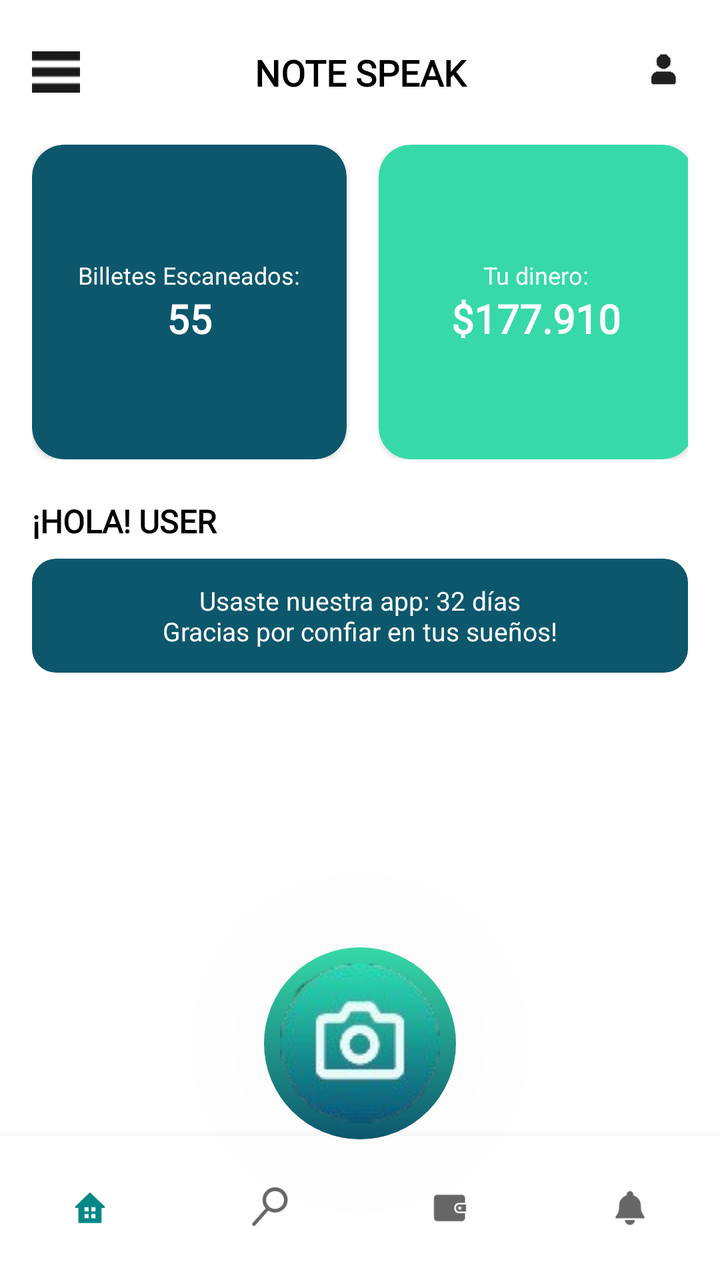
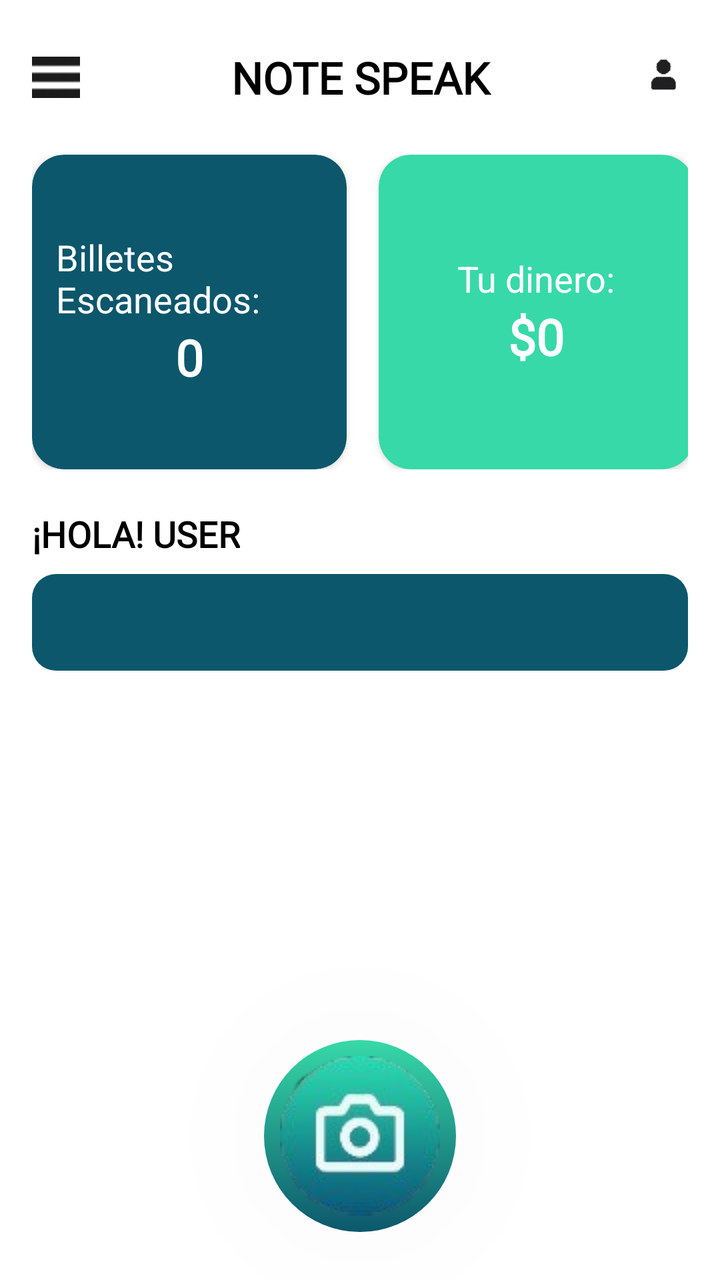

Before-and-after screenshots of an Android layout around one commit, followed by the original layout XML and the change that was made.
<!-- AndroidManifest.xml: activity theme Theme.NOTESPK.Home -->
<!-- res/layout/activity_home.xml -->
<?xml version="1.0" encoding="utf-8"?>
<androidx.constraintlayout.widget.ConstraintLayout
    xmlns:android="http://schemas.android.com/apk/res/android"
    xmlns:app="http://schemas.android.com/apk/res-auto"
    android:id="@+id/rootLayout"
    android:layout_width="match_parent"
    android:layout_height="match_parent"
    android:background="@color/white">

    
    <ScrollView
        android:id="@+id/scrollContent"
        android:layout_width="0dp"
        android:layout_height="0dp"
        android:paddingStart="16dp"
        android:paddingEnd="16dp"
        android:paddingTop="16dp"
        android:paddingBottom="140dp"
        app:layout_constraintTop_toTopOf="parent"
        app:layout_constraintStart_toStartOf="parent"
        app:layout_constraintEnd_toEndOf="parent"
        app:layout_constraintBottom_toTopOf="@id/bottomNavigationView">

        <LinearLayout
            android:layout_width="match_parent"
            android:layout_height="wrap_content"
            android:orientation="vertical">

            
            <LinearLayout
                android:layout_width="match_parent"
                android:layout_height="wrap_content"
                android:orientation="horizontal"
                android:gravity="center_vertical"
                android:paddingVertical="8dp">

                <ImageView
                    android:id="@+id/btnMenu"
                    android:layout_width="24dp"
                    android:layout_height="24dp"
                    android:src="@drawable/ic_menu"
                    android:contentDescription="Menú" />

                <TextView
                    android:layout_width="0dp"
                    android:layout_height="wrap_content"
                    android:layout_weight="1"
                    android:gravity="center"
                    android:text="NOTE SPEAK"
                    android:textStyle="bold"
                    android:textSize="18sp"
                    android:fontFamily="@font/bungee_regular"
                    android:textColor="@color/black" />

                <ImageView
                    android:id="@+id/btnPerfil"
                    android:layout_width="24dp"
                    android:layout_height="24dp"
                    android:src="@drawable/ic_user"
                    android:contentDescription="Perfil" />
            </LinearLayout>

            
            <androidx.constraintlayout.widget.ConstraintLayout
                android:layout_width="match_parent"
                android:layout_height="wrap_content"
                android:layout_marginTop="16dp">

                <com.google.android.material.card.MaterialCardView
                    android:id="@+id/cardBilletes"
                    android:layout_width="0dp"
                    android:layout_height="0dp"
                    app:cardCornerRadius="16dp"
                    app:cardBackgroundColor="#0C576C"
                    app:cardElevation="2dp"
                    app:layout_constraintStart_toStartOf="parent"
                    app:layout_constraintEnd_toStartOf="@+id/cardDinero"
                    app:layout_constraintTop_toTopOf="parent"
                    app:layout_constraintWidth_percent="0.48"
                    app:layout_constraintDimensionRatio="1:1"
                    android:layout_marginEnd="8dp">

                    <LinearLayout
                        android:layout_width="match_parent"
                        android:layout_height="match_parent"
                        android:gravity="center"
                        android:orientation="vertical"
                        android:padding="12dp">

                        <TextView
                            android:layout_width="wrap_content"
                            android:layout_height="wrap_content"
                            android:text="Billetes Escaneados:"
                            android:textColor="@android:color/white"
                            android:textSize="12sp" />

                        <TextView
                            android:id="@+id/tvBilletes"
                            android:layout_width="wrap_content"
                            android:layout_height="wrap_content"
                            android:fontFamily="@font/bungee_regular"
                            android:text="55"
                            android:textColor="@android:color/white"
                            android:textSize="20sp"
                            android:textStyle="bold" />
                    </LinearLayout>
                </com.google.android.material.card.MaterialCardView>

                <com.google.android.material.card.MaterialCardView
                    android:id="@+id/cardDinero"
                    android:layout_width="0dp"
                    android:layout_height="0dp"
                    app:cardCornerRadius="16dp"
                    app:cardBackgroundColor="#37D9A8"
                    app:cardElevation="2dp"
                    app:layout_constraintStart_toEndOf="@id/cardBilletes"
                    app:layout_constraintEnd_toEndOf="parent"
                    app:layout_constraintTop_toTopOf="parent"
                    app:layout_constraintWidth_percent="0.48"
                    app:layout_constraintDimensionRatio="1:1"
                    android:layout_marginStart="8dp">

                    <LinearLayout
                        android:layout_width="match_parent"
                        android:layout_height="match_parent"
                        android:orientation="vertical"
                        android:gravity="center"
                        android:padding="12dp">

                        <TextView
                            android:layout_width="wrap_content"
                            android:layout_height="wrap_content"
                            android:text="Tu dinero:"
                            android:textColor="@android:color/white"
                            android:textSize="12sp" />

                        <TextView
                            android:id="@+id/tvDinero"
                            android:layout_width="wrap_content"
                            android:layout_height="wrap_content"
                            android:text="$177.910"
                            android:textStyle="bold"
                            android:textColor="@android:color/white"
                            android:fontFamily="@font/bungee_regular"
                            android:textSize="20sp" />
                    </LinearLayout>
                </com.google.android.material.card.MaterialCardView>

            </androidx.constraintlayout.widget.ConstraintLayout>

            
            <TextView
                android:id="@+id/tvSaludo"
                android:layout_width="wrap_content"
                android:layout_height="wrap_content"
                android:text="¡HOLA! USER"
                android:textStyle="bold"
                android:textColor="@color/black"
                android:textSize="16sp"
                android:layout_marginTop="20dp"
                android:fontFamily="@font/bungee_regular"
                android:layout_gravity="start" />

            
            <TextView
                android:id="@+id/tvDias"
                android:layout_width="match_parent"
                android:layout_height="wrap_content"
                android:layout_marginTop="8dp"
                android:gravity="center"
                android:padding="12dp"
                android:background="@drawable/bg_rounded_msg"
                android:text="Usaste nuestra app: 32 días\nGracias por confiar en tus sueños!"
                android:textColor="@android:color/white"
                android:textSize="13sp"
                android:layout_marginBottom="24dp" />

            

        </LinearLayout>
    </ScrollView>

    
    <ImageButton
        android:id="@+id/btnScan"
        android:layout_width="96dp"
        android:layout_height="96dp"
        android:src="@drawable/ic_camera"
        android:background="@drawable/camera_button_bg"
        android:contentDescription="Escanear"
        android:scaleType="centerInside"
        app:layout_constraintBottom_toTopOf="@id/bottomNavigationView"
        app:layout_constraintStart_toStartOf="parent"
        app:layout_constraintEnd_toEndOf="parent"
        android:layout_marginBottom="-2dp"
        android:elevation="200dp" />

    
    <com.google.android.material.bottomnavigation.BottomNavigationView
        android:id="@+id/bottomNavigationView"
        android:layout_width="0dp"
        android:layout_height="72dp"
        android:background="@color/white"
        app:itemIconSize="32dp"
        app:labelVisibilityMode="unlabeled"
        app:itemRippleColor="@color/teal_200"
        app:menu="@menu/bottom_nav_menu"
        app:layout_constraintBottom_toBottomOf="parent"
        app:layout_constraintStart_toStartOf="parent"
        app:layout_constraintEnd_toEndOf="parent"/>

</androidx.constraintlayout.widget.ConstraintLayout>
<!-- resources referenced by this layout -->
<resources>
  <color name="black">#FF000000</color>
  <color name="teal_200">#FF03DAC5</color>
  <color name="white">#FFFFFFFF</color>
  <!-- drawable bg_rounded_msg (drawable) -->
  <shape xmlns:android="http://schemas.android.com/apk/res/android"
      android:shape="rectangle">
      <solid android:color="#0C576C"/>
      <corners android:radius="12dp"/>
      <padding android:left="12dp" android:top="12dp" android:right="12dp" android:bottom="12dp"/>
  </shape>
  <!-- drawable camera_button_bg (drawable) -->
  <shape xmlns:android="http://schemas.android.com/apk/res/android"
      android:shape="oval">
  
      <gradient
          android:startColor="#37D9A8"
          android:endColor="#0C576C"
          android:angle="270" />
  
      <size android:width="100dp" android:height="100dp"/>
  </shape>
  <!-- drawable ic_camera: png bitmap (drawable, 12977 bytes) -->
  <!-- drawable ic_menu: png bitmap (drawable, 489 bytes) -->
  <!-- drawable ic_user: png bitmap (drawable, 2395 bytes) -->
  <style name="Theme.NOTESPK.Home" parent="Theme.NOTESPK">
          <item name="android:statusBarColor">@color/teal_700</item>
          <item name="android:navigationBarColor">@color/white</item>
      </style>
  <style name="Theme.NOTESPK" parent="Theme.MaterialComponents.DayNight.NoActionBar">
          <item name="colorPrimary">@color/teal_700</item>
          <item name="colorPrimaryVariant">@color/teal_200</item>
          <item name="colorOnPrimary">@color/white</item>
          <item name="colorSecondary">@color/black</item>
      </style>
  <color name="teal_700">#FF018786</color>
</resources>

<!-- the commit's change to res/layout/activity_home.xml (unified diff, before → after) -->
@@ -19,7 +19,7 @@
         app:layout_constraintTop_toTopOf="parent"
         app:layout_constraintStart_toStartOf="parent"
         app:layout_constraintEnd_toEndOf="parent"
-        app:layout_constraintBottom_toTopOf="@id/bottomNavigationView">
+        app:layout_constraintBottom_toBottomOf="parent">
 
         <LinearLayout
             android:layout_width="match_parent"
@@ -48,7 +48,7 @@
                     android:gravity="center"
                     android:text="NOTE SPEAK"
                     android:textStyle="bold"
-                    android:textSize="18sp"
+                    android:textSize="22sp"
                     android:fontFamily="@font/bungee_regular"
                     android:textColor="@color/black" />
 
@@ -92,16 +92,16 @@
                             android:layout_height="wrap_content"
                             android:text="Billetes Escaneados:"
                             android:textColor="@android:color/white"
-                            android:textSize="12sp" />
+                            android:textSize="18sp" />
 
                         <TextView
                             android:id="@+id/tvBilletes"
                             android:layout_width="wrap_content"
                             android:layout_height="wrap_content"
                             android:fontFamily="@font/bungee_regular"
-                            android:text="55"
+                            android:text="0"
                             android:textColor="@android:color/white"
-                            android:textSize="20sp"
+                            android:textSize="25sp"
                             android:textStyle="bold" />
                     </LinearLayout>
                 </com.google.android.material.card.MaterialCardView>
@@ -132,17 +132,17 @@
                             android:layout_height="wrap_content"
                             android:text="Tu dinero:"
                             android:textColor="@android:color/white"
-                            android:textSize="12sp" />
+                            android:textSize="18sp" />
 
                         <TextView
                             android:id="@+id/tvDinero"
                             android:layout_width="wrap_content"
                             android:layout_height="wrap_content"
-                            android:text="$177.910"
+                            android:text="$0"
                             android:textStyle="bold"
                             android:textColor="@android:color/white"
                             android:fontFamily="@font/bungee_regular"
-                            android:textSize="20sp" />
+                            android:textSize="25sp" />
                     </LinearLayout>
                 </com.google.android.material.card.MaterialCardView>
 
@@ -156,7 +156,7 @@
                 android:text="¡HOLA! USER"
                 android:textStyle="bold"
                 android:textColor="@color/black"
-                android:textSize="16sp"
+                android:textSize="18sp"
                 android:layout_marginTop="20dp"
                 android:fontFamily="@font/bungee_regular"
                 android:layout_gravity="start" />
@@ -170,12 +170,9 @@
                 android:gravity="center"
                 android:padding="12dp"
                 android:background="@drawable/bg_rounded_msg"
-                android:text="Usaste nuestra app: 32 días\nGracias por confiar en tus sueños!"
                 android:textColor="@android:color/white"
-                android:textSize="13sp"
+                android:textSize="18sp"
                 android:layout_marginBottom="24dp" />
-
-            
 
         </LinearLayout>
     </ScrollView>
@@ -189,24 +186,10 @@
         android:background="@drawable/camera_button_bg"
         android:contentDescription="Escanear"
         android:scaleType="centerInside"
-        app:layout_constraintBottom_toTopOf="@id/bottomNavigationView"
+        app:layout_constraintBottom_toBottomOf="parent"
         app:layout_constraintStart_toStartOf="parent"
         app:layout_constraintEnd_toEndOf="parent"
-        android:layout_marginBottom="-2dp"
+        android:layout_marginBottom="24dp"
         android:elevation="200dp" />
 
-    
-    <com.google.android.material.bottomnavigation.BottomNavigationView
-        android:id="@+id/bottomNavigationView"
-        android:layout_width="0dp"
-        android:layout_height="72dp"
-        android:background="@color/white"
-        app:itemIconSize="32dp"
-        app:labelVisibilityMode="unlabeled"
-        app:itemRippleColor="@color/teal_200"
-        app:menu="@menu/bottom_nav_menu"
-        app:layout_constraintBottom_toBottomOf="parent"
-        app:layout_constraintStart_toStartOf="parent"
-        app:layout_constraintEnd_toEndOf="parent"/>
-
 </androidx.constraintlayout.widget.ConstraintLayout>
